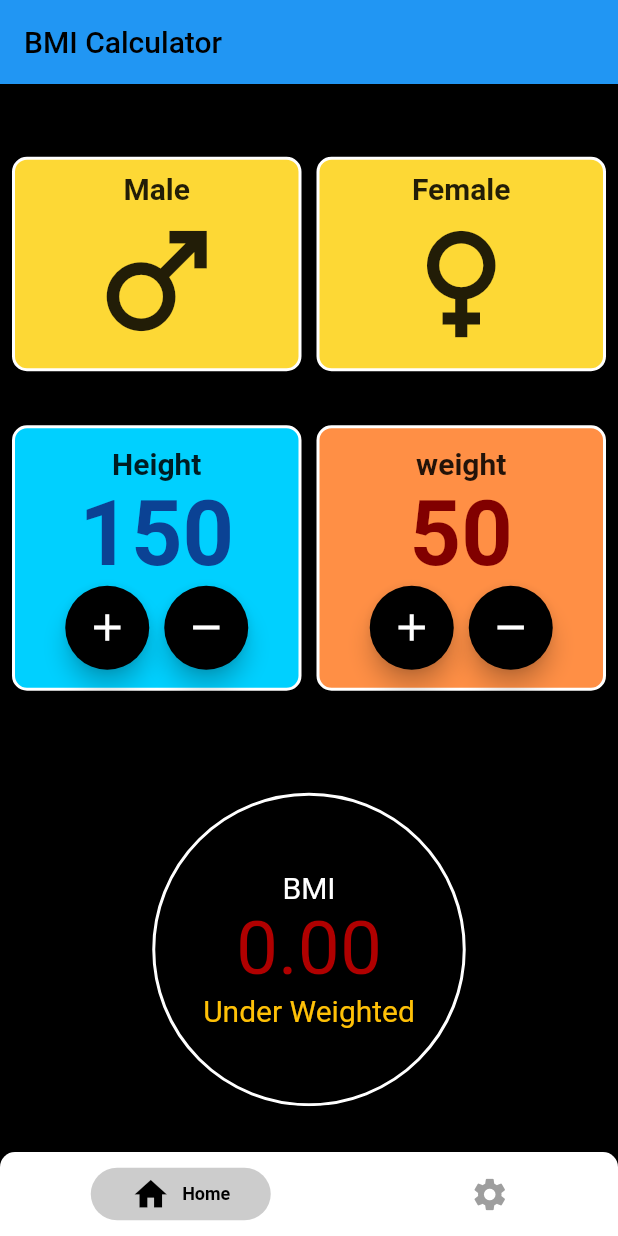
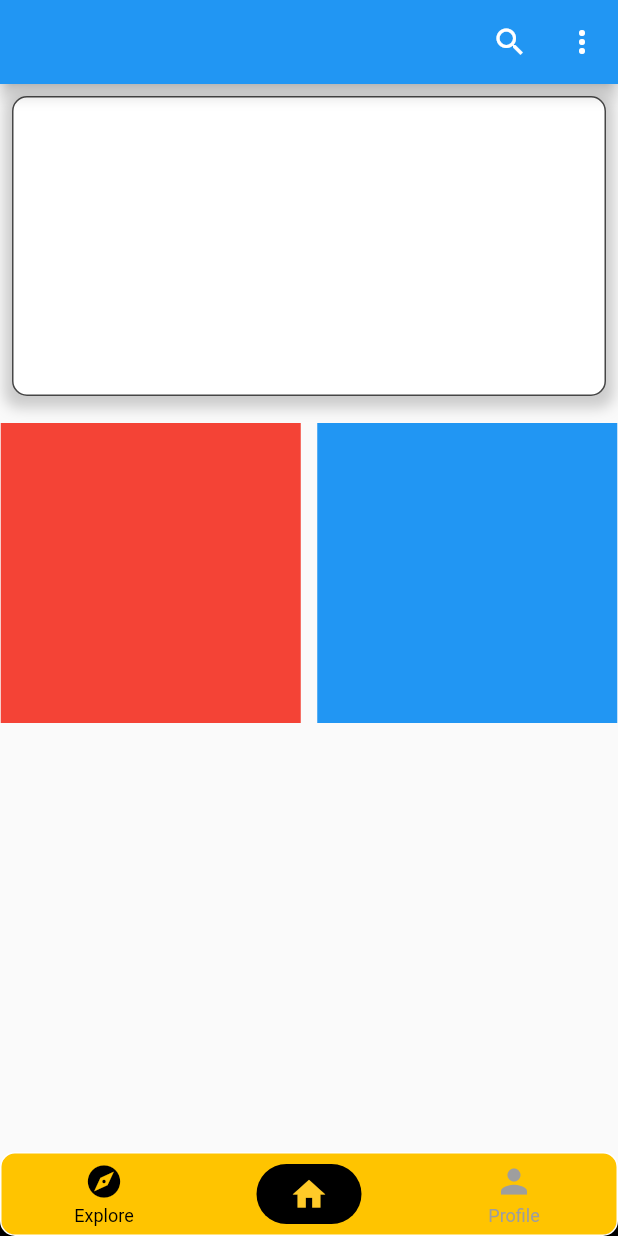
Before and after one commit to Thambara-20/Health-Pro, a Flutter app: the screen it shows after launch, on a phone screen of 412 x 824 dp. Run offline on Flutter 3.47's test engine with Material 2 defaults, Android fonts, the phone set to English and light mode, and no system bars; drawn by our look-alikes of persistent_bottom_nav_bar; our stand-ins replace page_transition.

Commit message:
updated explore page

```diff
--- /dev/null
+++ b/bmicalculator/lib/explore/explore.dart
@@ -0,0 +1,135 @@
+import 'package:flutter/material.dart';
+import 'package:flutter/src/widgets/framework.dart';
+
+class Explore extends StatefulWidget {
+  const Explore({super.key});
+
+  @override
+  State<Explore> createState() => _ExploreState();
+}
+
+class _ExploreState extends State<Explore> {
+  @override
+  Widget build(BuildContext context) {
+    return Scaffold(
+      appBar: AppBar(actions: [
+        IconButton(
+          icon: const Icon(Icons.search),
+          onPressed: () {},
+        ),
+        IconButton(
+          icon: const Icon(Icons.more_vert),
+          onPressed: () {},
+        ),
+      ]),
+      body: SafeArea(
+        child: ListView(
+          children: [
+            Padding(
+              padding: const EdgeInsets.all(8.0),
+              child: Container(
+                  child: Column(
+                mainAxisAlignment: MainAxisAlignment.center,
+                crossAxisAlignment: CrossAxisAlignment.center,
+                children: [
+                  Container(
+                    height: 200,
+                    width: double.maxFinite,
+                    decoration: BoxDecoration(
+                      color: Color.fromARGB(255, 255, 255, 255),
+                      borderRadius: BorderRadius.circular(10),
+                      border: Border.all(
+                        color: Color.fromARGB(255, 70, 70, 70),
+                        width: 1.0,
+                      ),boxShadow: [
+                        BoxShadow(
+                          color: Colors.grey.withOpacity(0.5),
+                          spreadRadius: 5,
+                          blurRadius: 7,
+                          offset: const Offset(0, 3), // changes position of shadow
+                        ),
+                      ],
+                    ),
+                  ),
+                ],
+              )),
+            ),
+            const SizedBox(
+              height: 10,
+            ),
+            Container(
+              height: 200,
+              width: double.infinity,
+              child: Row(
+                mainAxisAlignment: MainAxisAlignment.spaceEvenly,
+                children: [
+                  Container(
+                    height: 200,
+                    width: 200,
+                    color: Colors.red,
+                  ),
+                  const SizedBox(
+                    width: 10,
+                  ),
+                  Container(
+                    height: 200,
+                    width: 200,
+                    color: Colors.blue,
+                  ),
+                ],
+              ),
+            ),
+            const SizedBox(
+              height: 10,
+            ),
+            Container(
+              height: 200,
+              width: double.infinity,
+              child: Row(),
+            ),
+            const SizedBox(
+              height: 10,
+            ),
+            Container(
+              height: 200,
+              width: double.infinity,
+              child: Row(),
+            ),
+            const SizedBox(
+              height: 10,
+            ),
+            Container(
+              height: 200,
+              width: double.infinity,
+              child: Row(),
+            ),
+            const SizedBox(
+              height: 10,
+            ),
+            Container(
+              height: 200,
+              width: double.infinity,
+              child: Row(),
+            ),
+            const SizedBox(
+              height: 10,
+            ),
+            Container(
+              height: 200,
+              width: double.infinity,
+              child: Row(),
+            ),
+            const SizedBox(
+              height: 10,
+            ),
+            Container(
+              height: 200,
+              width: double.infinity,
+              child: Row(),
+            ),
+          ],
+        ),
+      ),
+    );
+  }
+}
--- a/bmicalculator/lib/main.dart
+++ b/bmicalculator/lib/main.dart
@@ -1,7 +1,8 @@
-
+import 'package:bmicalculator/explore/explore.dart';
 import 'package:bmicalculator/main_page.dart';
 import 'package:flutter/material.dart';
 import 'package:persistent_bottom_nav_bar/persistent_tab_view.dart';
+import 'package:page_transition/page_transition.dart';
 
 void main() {
   runApp(const MyApp());
@@ -27,34 +28,40 @@ class MainPage extends StatelessWidget {
 
   @override
   Widget build(BuildContext context) {
-    return PersistentTabView(
+    return  PersistentTabView(
         context,
         controller: _controller,
         screens: _buildScreens(),
         items: _navBarsItems(),
         confineInSafeArea: true,
-      backgroundColor: Colors.white,
+        backgroundColor: Color.fromARGB(255, 255, 196, 0),
         handleAndroidBackButtonPress: true,
         resizeToAvoidBottomInset: true,
         stateManagement: true,
         hideNavigationBarWhenKeyboardShows: true,
-      decoration: NavBarDecoration(
-        borderRadius: BorderRadius.circular(10.0),
-        colorBehindNavBar: Colors.white,
+
+        decoration:
+            NavBarDecoration(border: Border.all(color: Color.fromARGB(255, 255, 255, 255), width: 1.0)
+          , borderRadius: BorderRadius.circular(10.0)
+
+
         ),
         popAllScreensOnTapOfSelectedTab: true,
         popActionScreens: PopActionScreensType.all,
-      itemAnimationProperties: ItemAnimationProperties(
-        duration: const Duration(milliseconds: 200),
+        itemAnimationProperties: const ItemAnimationProperties(
+          duration: Duration(milliseconds: 500),
           curve: Curves.ease,
         ),
-      screenTransitionAnimation: ScreenTransitionAnimation(
+        screenTransitionAnimation: const ScreenTransitionAnimation(
           animateTabTransition: true,
           curve: Curves.ease,
-        duration: const Duration(milliseconds: 200),
+          duration: Duration(milliseconds: 500),
+         // Use the custom transition here
         ),
-      navBarStyle: NavBarStyle.style1,
+        navBarStyle: NavBarStyle.style17,
+
       );
+
   }
 
   static final PersistentTabController _controller =
@@ -62,25 +69,40 @@ class MainPage extends StatelessWidget {
 
   List<Widget> _buildScreens() {
     return [
-      HomePage(),
-      Text('Settings'),
+      const Explore(),
+      const HomePage(),
+      const Text('Profile', style: TextStyle(color: Colors.black)),
     ];
   }
 
   List<PersistentBottomNavBarItem> _navBarsItems() {
     return [
       PersistentBottomNavBarItem(
-        icon: Icon(Icons.home),
+        icon: Icon(Icons.explore),
+        title: 'Explore',
+        activeColorPrimary: Color.fromARGB(255, 0, 0, 0),
+        inactiveColorPrimary: Colors.grey,
+      ),
+      PersistentBottomNavBarItem(
+        icon: Icon(Icons.home, color: Colors.amber[400],),
         title: 'Home',
         activeColorPrimary: Color.fromARGB(255, 0, 0, 0),
         inactiveColorPrimary: Colors.grey,
       ),
       PersistentBottomNavBarItem(
-        icon: Icon(Icons.settings),
-        title: 'Settings',
+        icon: Icon(Icons.person),
+        title: 'Profile',
         activeColorPrimary: Color.fromARGB(255, 0, 0, 0),
         inactiveColorPrimary: Colors.grey,
       ),
     ];
   }
+
+  PageTransition buildCustomTransition(Widget page) {
+    return PageTransition(
+      type: PageTransitionType.fade, // You can choose different animation types
+      child: page,
+      duration: const Duration(milliseconds: 500), // Adjust the duration as needed
+    );
   }
+}
--- a/bmicalculator/lib/main_page.dart
+++ b/bmicalculator/lib/main_page.dart
@@ -36,6 +36,7 @@ class _HomePageState extends State<HomePage> {
             'BMI Calculator',
             style: TextStyle(color: Colors.black),
           ),
+          backgroundColor: Color.fromARGB(255, 255, 174, 0),
         ),
         body: SafeArea(
           child: Container(
--- a/bmicalculator/pubspec.yaml
+++ b/bmicalculator/pubspec.yaml
@@ -33,6 +33,7 @@ dependencies:
   flutter:
     sdk: flutter
   persistent_bottom_nav_bar: any
+  page_transition: ^2.0.0
 
 
   # The following adds the Cupertino Icons font to your application.
```
Also changed, not shown: bmicalculator/pubspec.lock. Lines whose indentation alone changed are shown as unchanged.
